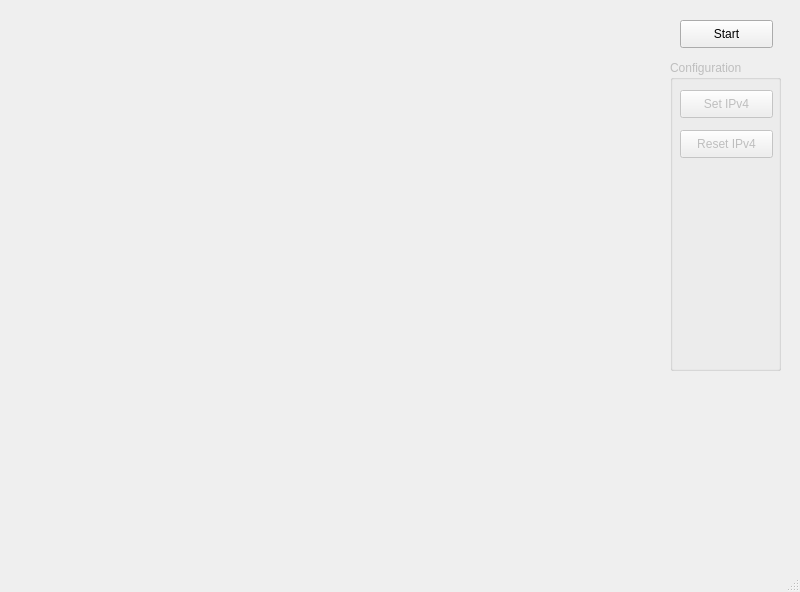
igwekaluCSM/programDS8000, file proj_DS8000/src/DS8000.ui: the form before one commit.
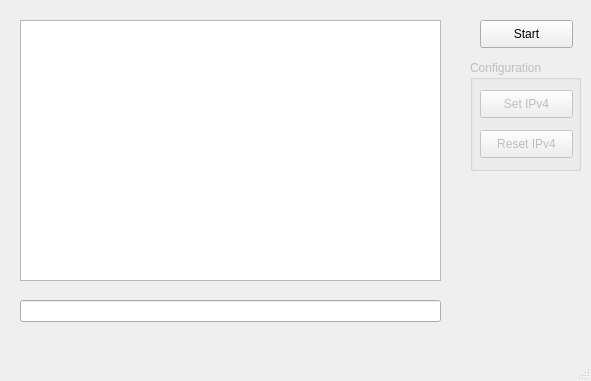
The form after the commit.

```diff
--- a/proj_DS8000/src/DS8000.ui
+++ b/proj_DS8000/src/DS8000.ui
@@ -6,8 +6,8 @@
    <rect>
     <x>0</x>
     <y>0</y>
-    <width>800</width>
-    <height>592</height>
+    <width>591</width>
+    <height>381</height>
    </rect>
   </property>
   <property name="windowTitle">
@@ -17,7 +17,7 @@
    <widget class="QPushButton" name="startButton">
     <property name="geometry">
      <rect>
-      <x>680</x>
+      <x>480</x>
       <y>20</y>
       <width>93</width>
       <height>28</height>
@@ -33,10 +33,10 @@
     </property>
     <property name="geometry">
      <rect>
-      <x>670</x>
+      <x>470</x>
       <y>60</y>
       <width>111</width>
-      <height>311</height>
+      <height>111</height>
      </rect>
     </property>
     <property name="title">
@@ -69,6 +69,26 @@
      </property>
     </widget>
    </widget>
+   <widget class="QLineEdit" name="lineEdit">
+    <property name="geometry">
+     <rect>
+      <x>20</x>
+      <y>300</y>
+      <width>421</width>
+      <height>22</height>
+     </rect>
+    </property>
+   </widget>
+   <widget class="QTextEdit" name="textEdit">
+    <property name="geometry">
+     <rect>
+      <x>20</x>
+      <y>20</y>
+      <width>421</width>
+      <height>261</height>
+     </rect>
+    </property>
+   </widget>
   </widget>
   <widget class="QMenuBar" name="menubar">
    <property name="geometry">
```
Left out of the diff: 21 changed lines with no effect on the pictures.
